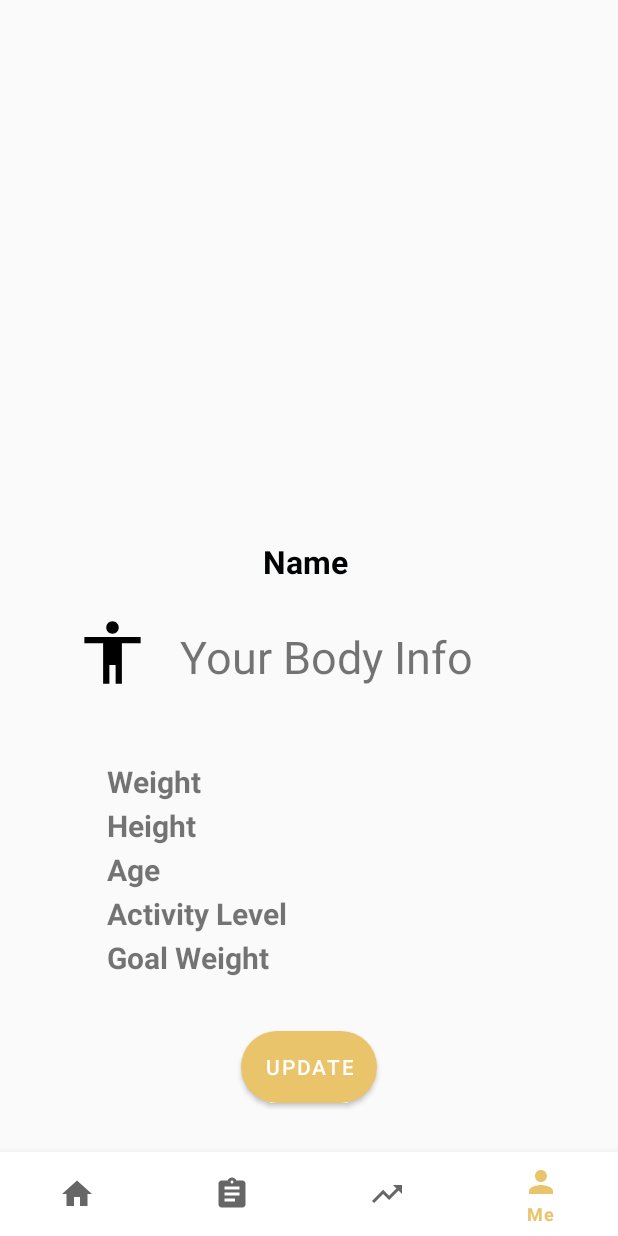
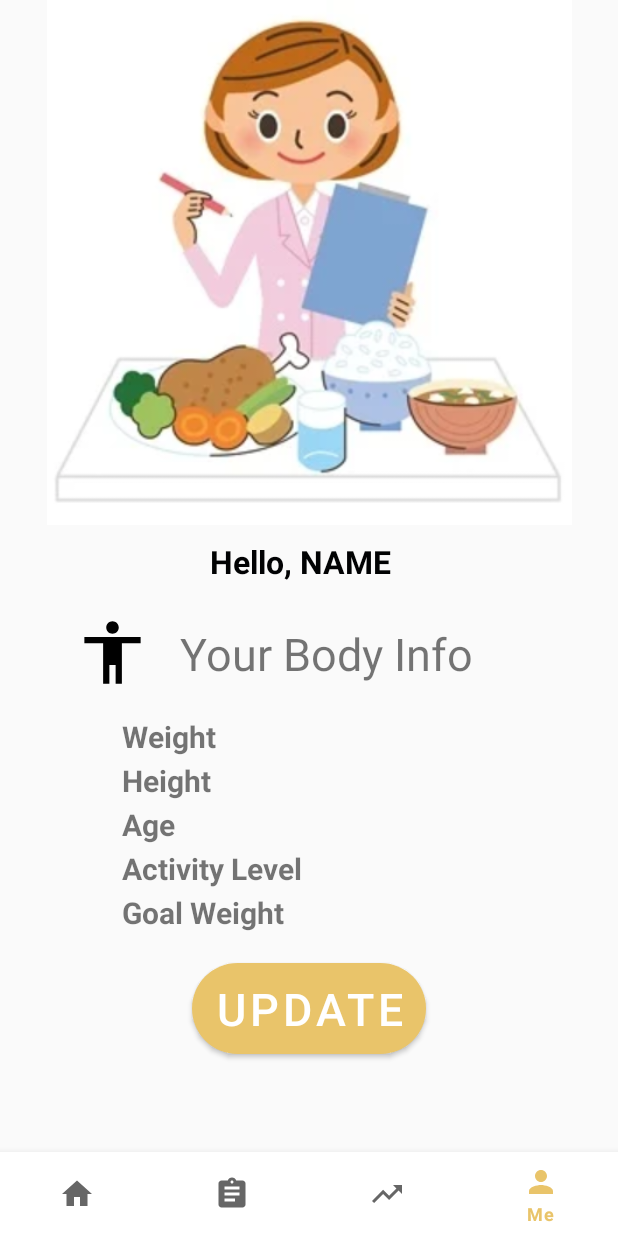
Before and after one commit to kuchekarsonal/getFitApp, an Android app: the Fragment_Home screen opened directly, with no data from a screen before it, item 4 of the bottom bar chosen, on a phone screen of 412 x 824 dp. Run offline under Robolectric (Android 15) with nearby library versions, the phone set to English and light mode, and no system bars; libraries missing offline, so code that uses them is left out: retrofit2.adapter.rxjava.

Commit message:
updated ME page

```diff
--- a/app/src/main/java/com/example/getfit/Retrofit/RetrofitClient.java
+++ b/app/src/main/java/com/example/getfit/Retrofit/RetrofitClient.java
@@ -9,7 +9,7 @@ import retrofit2.converter.scalars.ScalarsConverterFactory;
 
 public class RetrofitClient {
     private static Retrofit instance;
-    private static String BASE_URL = "http://192.168.43.46:3000"; //ip address of our machine
+    private static String BASE_URL = "http://192.168.43.57:3000"; //ip address of our machine
 
     public static Retrofit getInstance(){
         if(instance ==  null)
--- a/app/src/main/res/layout/fragment_fragment_user_profile.xml
+++ b/app/src/main/res/layout/fragment_fragment_user_profile.xml
@@ -10,23 +10,39 @@
     <RelativeLayout
         android:layout_width="match_parent"
         android:layout_height="wrap_content">
+
         <ImageView
             android:id="@+id/img_id"
+            android:src="@drawable/profile"
             android:layout_width="match_parent"
             android:layout_height="350dp"
             android:orientation="vertical">
 
 
         </ImageView>
+
         <TextView
+            android:id="@+id/name_id"
             android:layout_width="wrap_content"
-            android:id="@+id/name_id"
             android:layout_height="wrap_content"
             android:layout_below="@id/img_id"
             android:layout_gravity="center_horizontal"
+            android:layout_marginLeft="200dp"
             android:layout_marginTop="10dp"
             android:text="Name"
-            android:layout_marginLeft="175dp"
+            android:textAllCaps="true"
+            android:textColor="#010203"
+            android:textSize="21sp"
+            android:textStyle="bold" />
+
+        <TextView
+            android:layout_width="wrap_content"
+            android:layout_height="wrap_content"
+            android:layout_below="@id/img_id"
+            android:layout_marginRight="-200dp"
+            android:layout_marginTop="10dp"
+            android:layout_toLeftOf="@id/name_id"
+            android:text="Hello, "
             android:textColor="#010203"
             android:textSize="21sp"
             android:textStyle="bold" />
@@ -44,18 +60,19 @@
             android:layout_height="wrap_content"
             android:layout_below="@id/img_id"
             android:layout_marginLeft="120dp"
-            android:layout_marginTop="67dp"
+            android:layout_marginTop="65dp"
             android:text="Your Body Info"
             android:textSize="30dp" />
 
 
     </RelativeLayout>
+
     <LinearLayout
         android:layout_width="360dp"
         android:layout_height="wrap_content"
         android:orientation="vertical"
         android:layout_gravity="center"
-        android:layout_marginTop="45dp">
+        android:layout_marginTop="15dp">
         <LinearLayout
             android:orientation="vertical"
             android:paddingLeft="25dp"
@@ -69,7 +86,7 @@
                 android:layout_gravity="center_vertical"
                 android:layout_width="wrap_content"
                 android:layout_height="wrap_content"
-                android:paddingLeft="20dp"
+                android:paddingLeft="30dp"
                 android:text="Weight"/>
             <TextView
                 android:textStyle="bold"
@@ -79,7 +96,7 @@
                 android:id="@+id/height_id"
                 android:layout_width="wrap_content"
                 android:layout_height="wrap_content"
-                android:paddingLeft="20dp"
+                android:paddingLeft="30dp"
                 android:text="Height"/>
             <TextView
                 android:textStyle="bold"
@@ -89,7 +106,7 @@
                 android:id="@+id/age_id"
                 android:layout_width="wrap_content"
                 android:layout_height="wrap_content"
-                android:paddingLeft="20dp"
+                android:paddingLeft="30dp"
                 android:text="Age"/>
             <TextView
                 android:textStyle="bold"
@@ -99,7 +116,7 @@
                 android:id="@+id/activity_id"
                 android:layout_width="wrap_content"
                 android:layout_height="wrap_content"
-                android:paddingLeft="20dp"
+                android:paddingLeft="30dp"
                 android:text="Activity Level"/>
             <TextView
                 android:textStyle="bold"
@@ -109,17 +126,18 @@
                 android:id="@+id/goal_id"
                 android:layout_width="wrap_content"
                 android:layout_height="wrap_content"
-                android:paddingLeft="20dp"
+                android:paddingLeft="30dp"
                 android:text="Goal Weight"/>
         </LinearLayout>
     </LinearLayout>
     <Button
         android:textColor="#fff"
         android:background="@drawable/buttonstylegradient"
-        android:layout_marginTop="35dp"
+        android:layout_marginTop="20dp"
         android:layout_gravity="center_horizontal"
         android:layout_width="wrap_content"
         android:layout_height="wrap_content"
+        android:textSize="30dp"
         android:text="Update"/>
 
 
```
Also changed, not shown: app/src/main/res/drawable/profile.jpeg (added).
